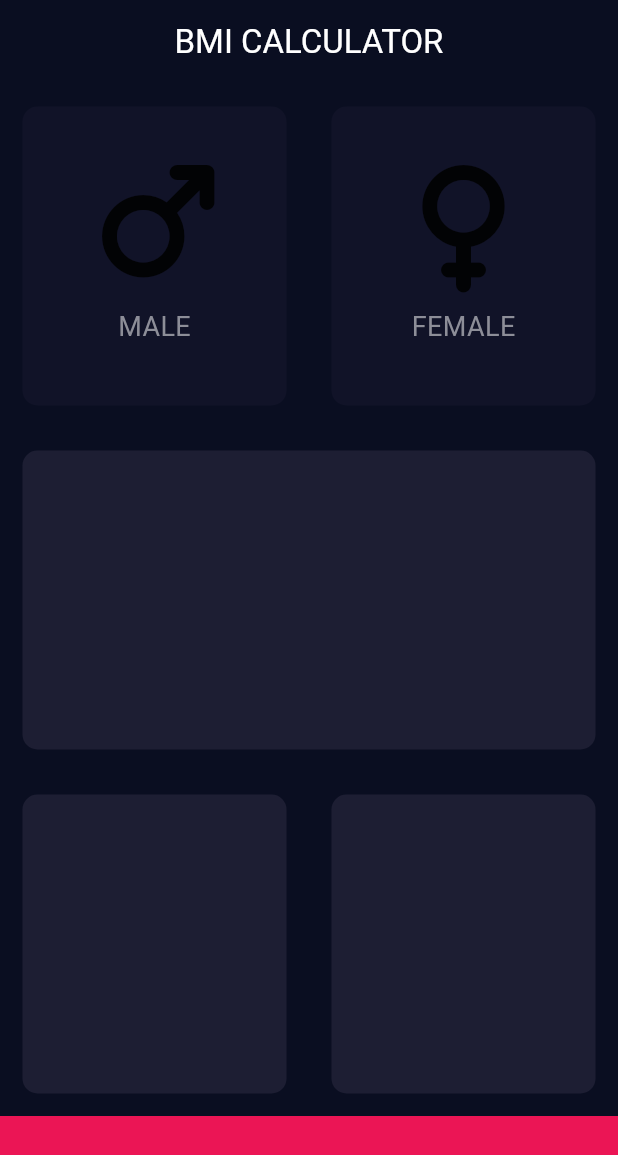
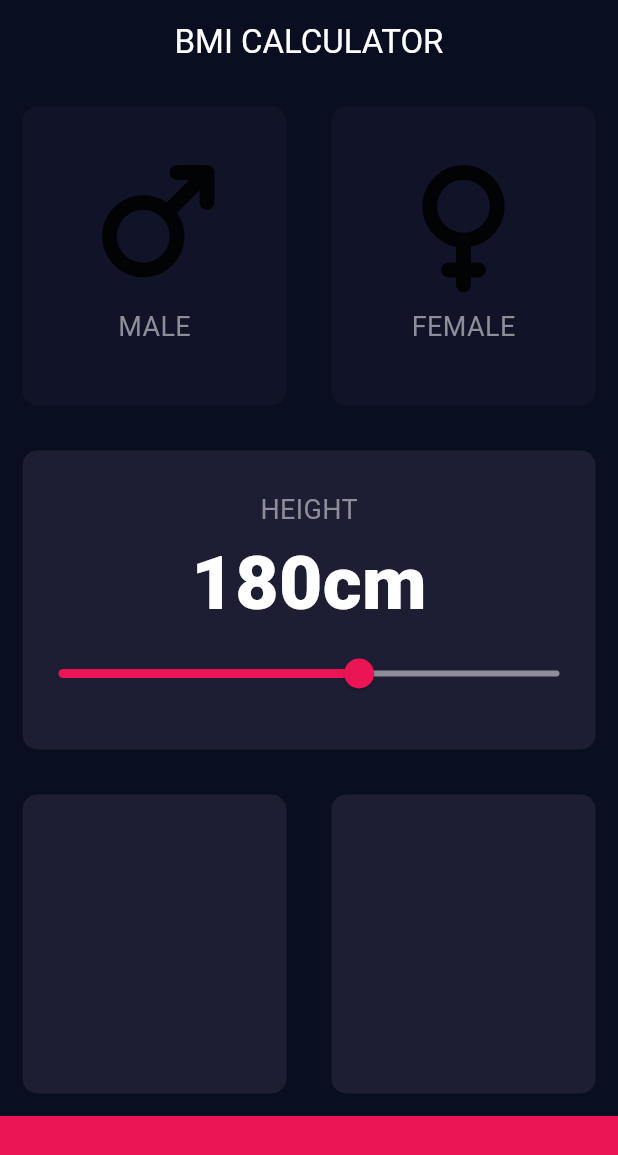
Before and after one commit to rahulmathur87/BMI_calculator, a Flutter app: the screen it shows after launch, on a phone screen of 412 x 824 dp. Shown: the top 1155 px of the screen. Run offline on Flutter 3.47's test engine with Material 3 defaults, Android fonts, the phone set to English and light mode, and no system bars; our stand-ins replace font_awesome_flutter.

Commit message:
added a slider for Height

```diff
--- a/lib/constants.dart
+++ b/lib/constants.dart
@@ -4,4 +4,7 @@
 const kInactiveCardColour = Color(0xFF111328);
 const kBottomContainerHeight = 80.0;
 const kBottomContainerColour = Color(0xFFEB1555);
+
 const kLabelTextStyle = TextStyle(fontSize: 18.0, color: Color(0xFF8D8E98));
+
+const kNumberTextStyle = TextStyle(fontSize: 50, fontWeight: FontWeight.w900);
--- a/lib/input_page.dart
+++ b/lib/input_page.dart
@@ -15,6 +15,7 @@
 
 class _InputPageState extends State<InputPage> {
   Gender? selectedGender;
+  int height = 180;
 
   @override
   Widget build(BuildContext context) {
@@ -64,7 +65,36 @@
             Expanded(
               child: Row(
                 children: [
-                  Expanded(child: ReusableCard(colour: kActiveCardColour)),
+                  Expanded(
+                    child: ReusableCard(
+                      colour: kActiveCardColour,
+                      cardChild: Column(
+                        mainAxisAlignment: MainAxisAlignment.center,
+                        children: [
+                          Text('HEIGHT', style: kLabelTextStyle),
+                          Row(
+                            mainAxisAlignment: MainAxisAlignment.center,
+                            children: [
+                              Text(height.toString(), style: kNumberTextStyle),
+                              Text('cm', style: kNumberTextStyle),
+                            ],
+                          ),
+                          Slider(
+                            value: height.toDouble(),
+                            min: 120.0,
+                            max: 220.0,
+                            activeColor: Color(0xFFEB1555),
+                            inactiveColor: Color(0xFF8D8E98),
+                            onChanged: (double newValue) {
+                              setState(() {
+                                height = newValue.round();
+                              });
+                            },
+                          ),
+                        ],
+                      ),
+                    ),
+                  ),
                 ],
               ),
             ),
```
